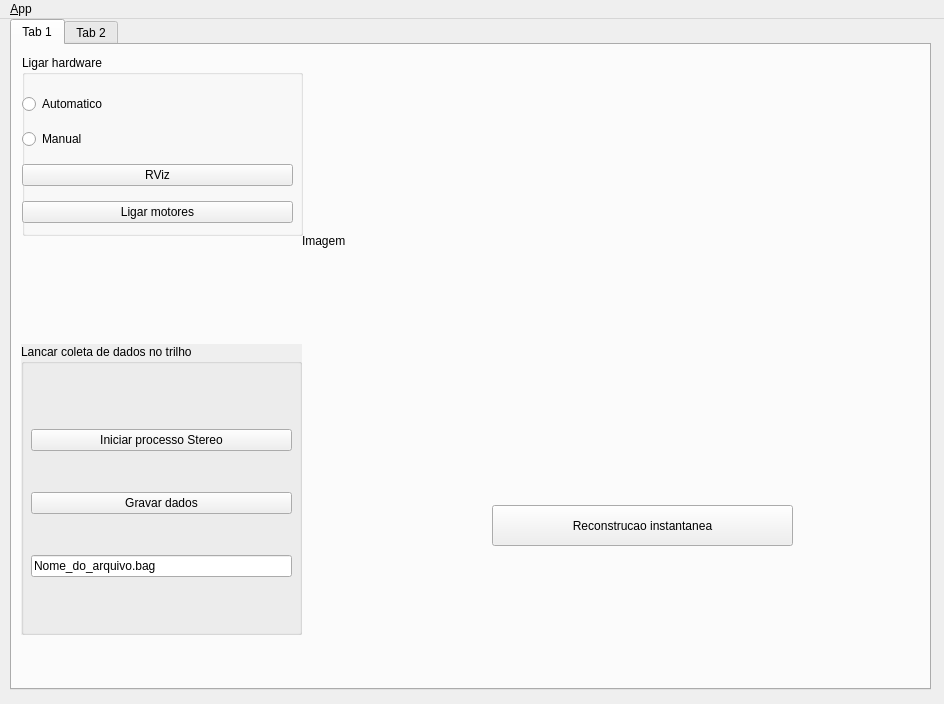
Before: the Qt Designer form monitor_mrs/ui/main_window.ui in viniciusvidal2/MRS, drawn with Qt 5.
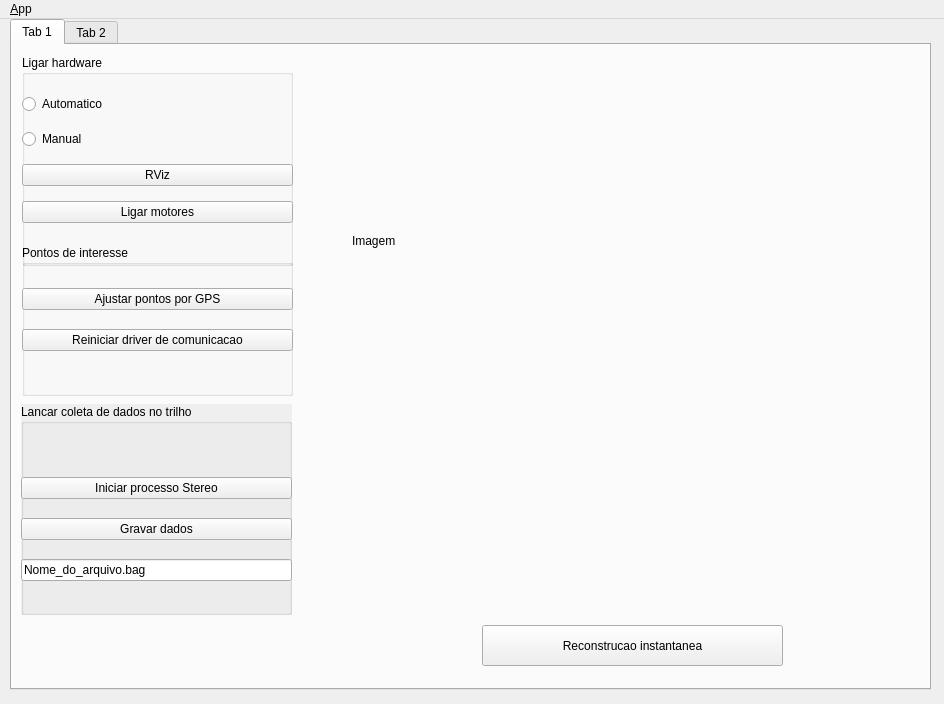
After: the same form once the commit is applied. Icons and pictures are not drawn.

The edit to the form file:
```diff
--- a/monitor_mrs/ui/main_window.ui
+++ b/monitor_mrs/ui/main_window.ui
@@ -40,9 +40,9 @@
      <widget class="QLabel" name="label_4">
       <property name="geometry">
        <rect>
-        <x>290</x>
+        <x>340</x>
         <y>20</y>
-        <width>601</width>
+        <width>551</width>
         <height>351</height>
        </rect>
       </property>
@@ -55,8 +55,8 @@
        <rect>
         <x>10</x>
         <y>10</y>
-        <width>281</width>
-        <height>181</height>
+        <width>271</width>
+        <height>211</height>
        </rect>
       </property>
       <property name="title">
@@ -107,9 +107,9 @@
       <property name="geometry">
        <rect>
         <x>9</x>
-        <y>299</y>
-        <width>281</width>
-        <height>291</height>
+        <y>359</y>
+        <width>271</width>
+        <height>211</height>
        </rect>
       </property>
       <property name="autoFillBackground">
@@ -118,13 +118,13 @@
       <property name="title">
        <string>Lancar coleta de dados no trilho</string>
       </property>
-      <widget class="QWidget" name="">
+      <widget class="QWidget" name="layoutWidget">
        <property name="geometry">
         <rect>
-         <x>10</x>
-         <y>50</y>
-         <width>261</width>
-         <height>221</height>
+         <x>0</x>
+         <y>60</y>
+         <width>271</width>
+         <height>131</height>
         </rect>
        </property>
        <layout class="QVBoxLayout" name="verticalLayout_2">
@@ -155,8 +155,8 @@
      <widget class="QPushButton" name="pushButton_2">
       <property name="geometry">
        <rect>
-        <x>480</x>
-        <y>460</y>
+        <x>470</x>
+        <y>580</y>
         <width>301</width>
         <height>41</height>
        </rect>
@@ -165,6 +165,45 @@
        <string>Reconstrucao instantanea</string>
       </property>
      </widget>
+     <widget class="QGroupBox" name="groupBox_pontosDeInteresse">
+      <property name="geometry">
+       <rect>
+        <x>10</x>
+        <y>200</y>
+        <width>271</width>
+        <height>151</height>
+       </rect>
+      </property>
+      <property name="title">
+       <string>Pontos de interesse</string>
+      </property>
+      <widget class="QWidget" name="">
+       <property name="geometry">
+        <rect>
+         <x>0</x>
+         <y>30</y>
+         <width>271</width>
+         <height>91</height>
+        </rect>
+       </property>
+       <layout class="QVBoxLayout" name="verticalLayout_3">
+        <item>
+         <widget class="QPushButton" name="pushButton_qground">
+          <property name="text">
+           <string>Ajustar pontos por GPS</string>
+          </property>
+         </widget>
+        </item>
+        <item>
+         <widget class="QPushButton" name="pushButton_resetaPX4">
+          <property name="text">
+           <string>Reiniciar driver de comunicacao</string>
+          </property>
+         </widget>
+        </item>
+       </layout>
+      </widget>
+     </widget>
     </widget>
     <widget class="QWidget" name="tab_2">
      <attribute name="title">
```
Left out of the diff: 2 changed lines with no effect on the pictures.
